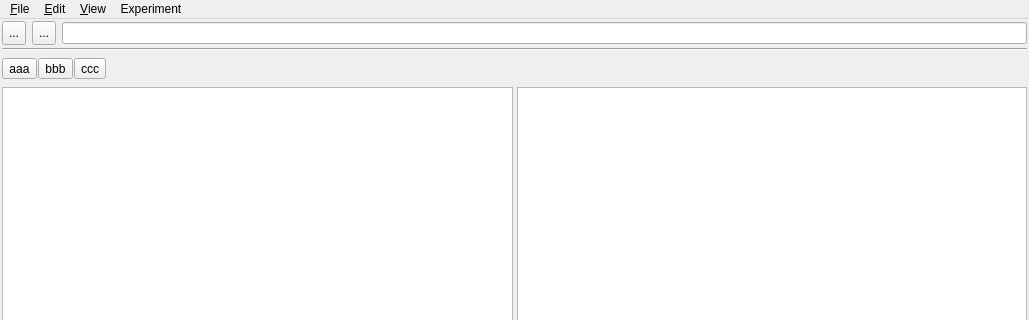
Qt form src/MainWindow.ui (soramimi/TreeWalker) before a commit; both pictures show x 0 to 1029 and y 0 to 320 of the 1029 by 597 pixel window.
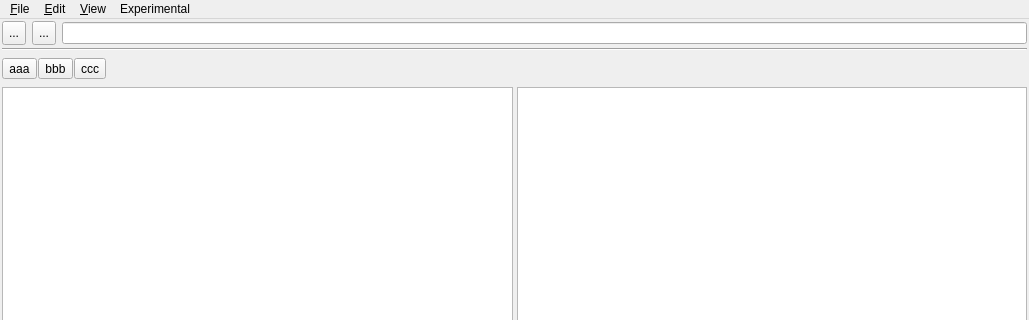
The same form after that commit. Custom widgets are drawn as their Qt base class.

Commit message: Improve address bar focus handling and Escape/Ctrl+L shortcuts

What changed in the file:
```diff
--- a/src/MainWindow.ui
+++ b/src/MainWindow.ui
@@ -350,12 +350,12 @@
      <x>0</x>
      <y>0</y>
      <width>1029</width>
-     <height>29</height>
+     <height>18</height>
     </rect>
    </property>
    <widget class="QMenu" name="menuExperiment">
     <property name="title">
-     <string>Experiment</string>
+     <string>Experimental</string>
     </property>
    </widget>
    <widget class="QMenu" name="menu_File">
```
The commit also changes 1 other file.
